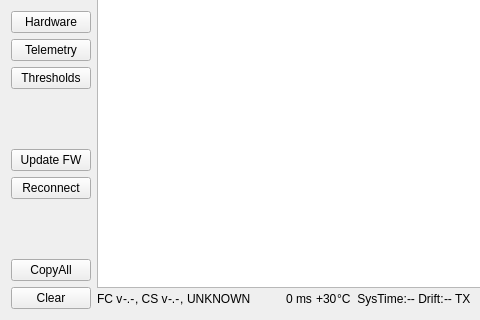
Old version of the form FlightController/FlightController.ui in the repository dmaone/CommonSense; both pictures show x 0 to 480 and y 230 to 550 of the 780 by 550 pixel window.
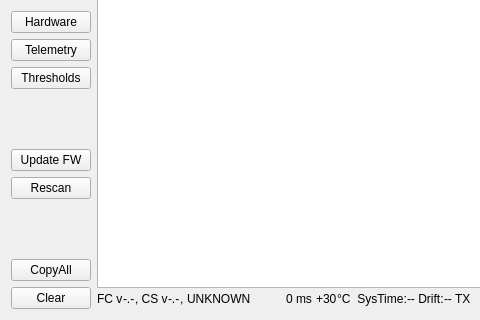
New version of the form. Custom widgets are drawn as their Qt base class.

Commit message:
FC: Remember last connected keyboard and reconnect to it.
I kinda got tired of reselecting after every reflash..

```diff
--- a/FlightController/FlightController.ui
+++ b/FlightController/FlightController.ui
@@ -88,7 +88,7 @@
       <item row="26" column="0">
        <widget class="QPushButton" name="reconnectButton">
         <property name="text">
-         <string>Reconnect</string>
+         <string>Rescan</string>
         </property>
        </widget>
       </item>
```
Left out of the diff: 2 changed lines with no effect on the pictures. The commit also changes 5 other files.
